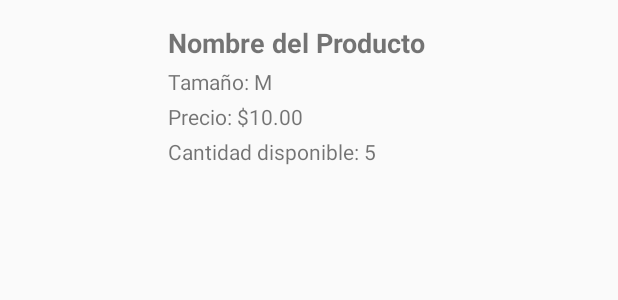
After one commit to inspedralbes/transversal-tr1-2024-2025-android-dam_24_25_tr1g5_android, an Android app built with Jetpack Compose: the layout order_product_item.xml on its own in the app's theme, with its tools: preview values and no code run, on a phone screen of 412 x 824 dp. The commit adds this screen. Shown: the top 300 px of the screen. Run offline under Robolectric (Android 15) with nearby library versions, the phone set to English and light mode, and no system bars.

Commit message:
solucionar problemas en casa

```diff
--- a/AppTakeAway/app/build.gradle.kts
+++ b/AppTakeAway/app/build.gradle.kts
@@ -59,6 +59,7 @@ android {
 }
 
 dependencies {
+    implementation ("androidx.recyclerview:recyclerview:1.2.1")
     implementation ("com.google.code.gson:gson:2.8.8")
     implementation ("io.socket:socket.io-client:2.0.1")
     implementation ("org.json:json:20210307")
--- a/AppTakeAway/app/src/main/java/com/example/apptakeaway/model/Order.kt
+++ b/AppTakeAway/app/src/main/java/com/example/apptakeaway/model/Order.kt
@@ -10,6 +10,8 @@ data class Order(
     val date: Date,
     val status: String,
     val pay: Int,
+    val products: List<Product> // Lista de productos en la orden
 )
 
+
 // Define los modelos de datos para Order, OrderLine y Product si aún no están definidos.
--- /dev/null
+++ b/AppTakeAway/app/src/main/res/layout/order_product_item.xml
@@ -0,0 +1,56 @@
+<!-- item_order_product.xml -->
+<LinearLayout xmlns:android="http://schemas.android.com/apk/res/android"
+    android:layout_width="match_parent"
+    android:layout_height="wrap_content"
+    android:orientation="horizontal"
+    android:padding="16dp"
+    android:background="?attr/selectableItemBackground"
+    android:layout_marginBottom="8dp">
+
+    <!-- Imagen del producto en la orden -->
+    <ImageView
+        android:id="@+id/orderProductImageView"
+        android:layout_width="80dp"
+        android:layout_height="80dp"
+        android:scaleType="centerCrop"
+        android:layout_marginEnd="16dp"
+        android:contentDescription="Imagen del producto en la orden" />
+
+    <!-- Detalles del producto en la orden -->
+    <LinearLayout
+        android:layout_width="0dp"
+        android:layout_height="wrap_content"
+        android:layout_weight="1"
+        android:orientation="vertical">
+
+        <TextView
+            android:id="@+id/orderProductNameTextView"
+            android:layout_width="wrap_content"
+            android:layout_height="wrap_content"
+            android:text="Nombre del Producto"
+            android:textSize="18sp"
+            android:textStyle="bold" />
+
+        <TextView
+            android:id="@+id/orderProductSizeTextView"
+            android:layout_width="wrap_content"
+            android:layout_height="wrap_content"
+            android:text="Tamaño: M"
+            android:layout_marginTop="4dp" />
+
+        <TextView
+            android:id="@+id/orderProductPriceTextView"
+            android:layout_width="wrap_content"
+            android:layout_height="wrap_content"
+            android:text="Precio: $10.00"
+            android:layout_marginTop="4dp" />
+
+        <TextView
+            android:id="@+id/orderProductStockTextView"
+            android:layout_width="wrap_content"
+            android:layout_height="wrap_content"
+            android:text="Cantidad disponible: 5"
+            android:layout_marginTop="4dp" />
+
+    </LinearLayout>
+</LinearLayout>
```
Also changed, not shown: AppTakeAway/app/src/main/java/com/example/apptakeaway/OrderActivity.kt (+4 -12 lines), AppTakeAway/app/src/main/java/com/example/apptakeaway/adapter/OrderAdapter.kt (+8 -0 lines), AppTakeAway/app/src/main/java/com/example/apptakeaway/adapter/OrderProductAdapter.kt (added, +47 -0 lines), AppTakeAway/app/src/main/res/layout/order_item.xml (+20 -6 lines).
